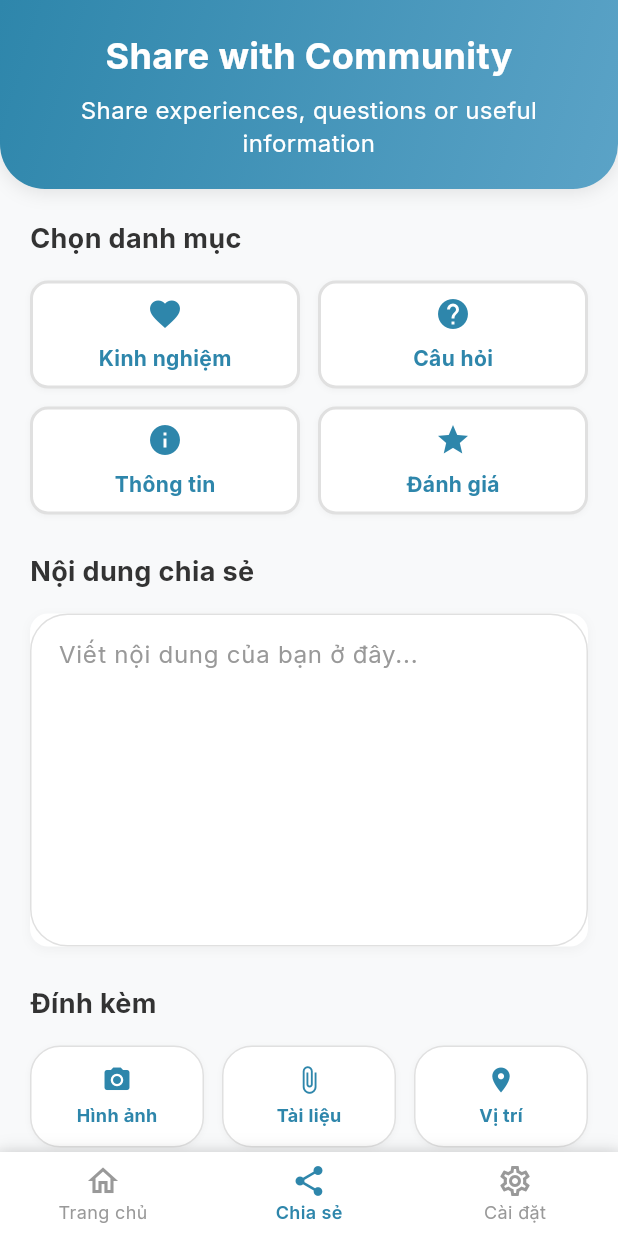
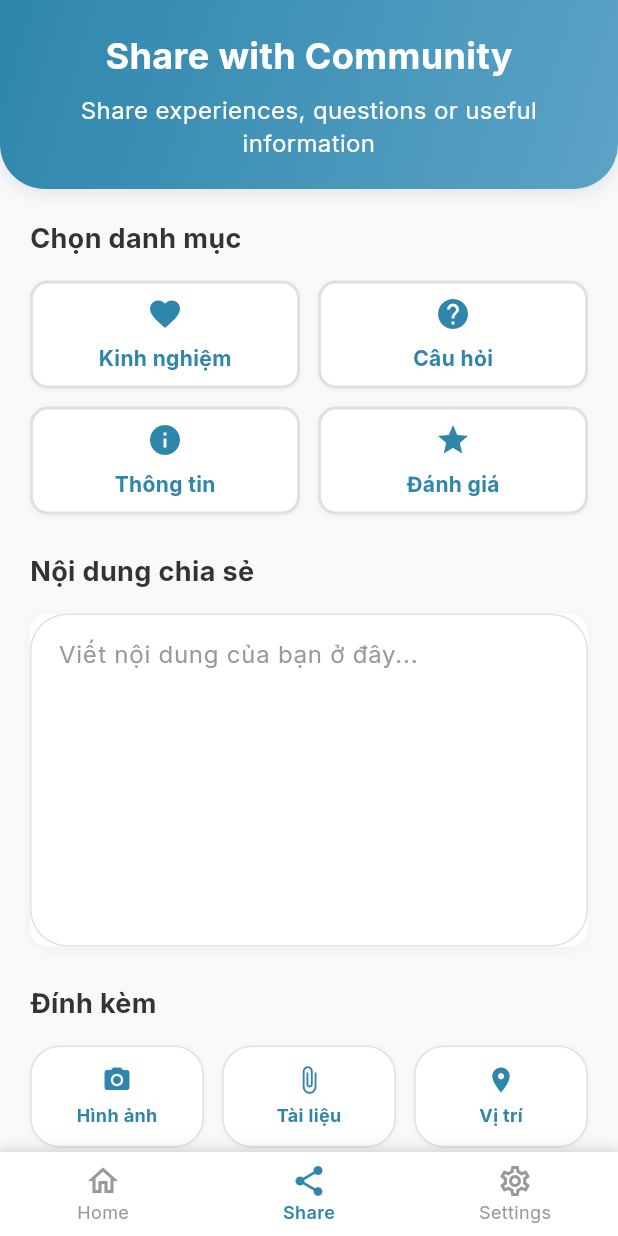
Before and after one commit to onlychaor/MediCrush_FAA, a Flutter app: the screen it shows after launch, item 2 of the bottom bar chosen, on a phone screen of 412 x 824 dp. Run offline on Flutter 3.47's test engine with Material 3 defaults, Android fonts, the light colour scheme and no system bars; our stand-ins replace google_fonts.

Commit message:
Update main_screen.dart

```diff
--- a/lib/screens/main_screen.dart
+++ b/lib/screens/main_screen.dart
@@ -60,17 +60,17 @@ class _MainScreenState extends State<MainScreen> {
             BottomNavigationBarItem(
               icon: Icon(Icons.home_outlined),
               activeIcon: Icon(Icons.home),
-              label: 'Trang chủ',
+              label: 'Home',
             ),
             BottomNavigationBarItem(
               icon: Icon(Icons.share_outlined),
               activeIcon: Icon(Icons.share),
-              label: 'Chia sẻ',
+              label: 'Share',
             ),
             BottomNavigationBarItem(
               icon: Icon(Icons.settings_outlined),
               activeIcon: Icon(Icons.settings),
-              label: 'Cài đặt',
+              label: 'Settings',
             ),
           ],
         ),
```
